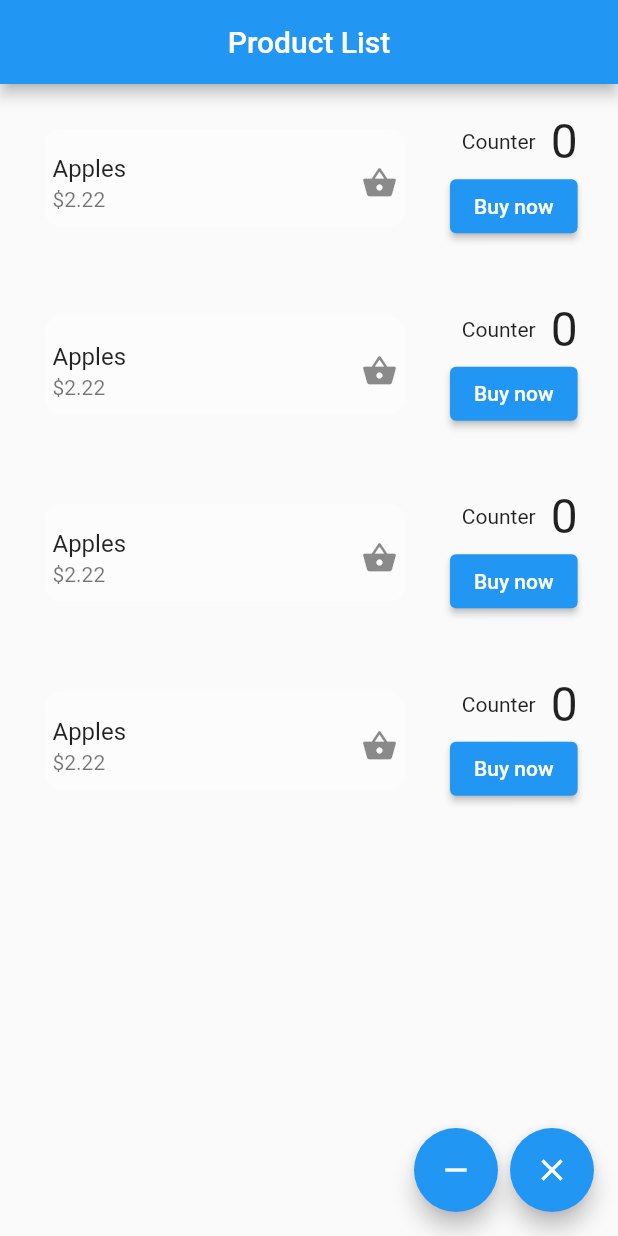
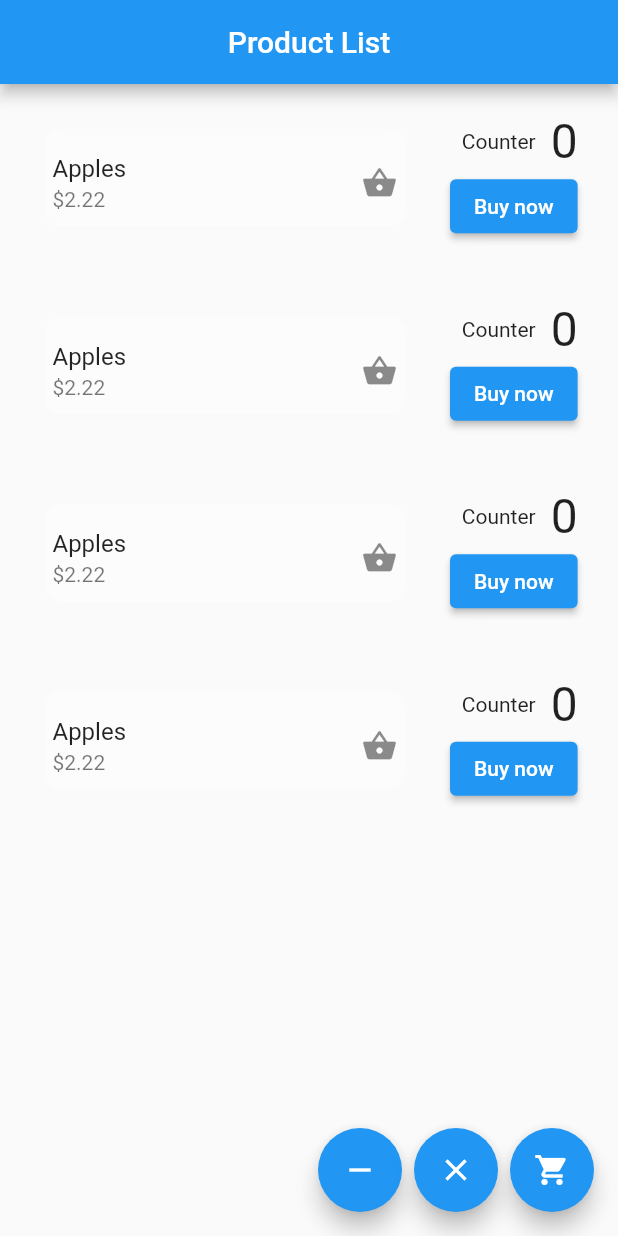
Before and after one commit to ehsancodes/module7, a Flutter app: the CounterScreen screen opened directly, on a phone screen of 412 x 824 dp. Run offline on Flutter 3.47's test engine with Material 2 defaults, Android fonts, the phone set to English and light mode, and no system bars; our stand-ins replace get.

```diff
--- a/lib/my_cart.dart
+++ b/lib/my_cart.dart
@@ -1,6 +1,7 @@
 import 'package:flutter/cupertino.dart';
 
 import 'package:flutter/material.dart';
+import 'cartscreen.dart';
 
 void main() {
   runApp(MyApp(
@@ -349,6 +350,17 @@ class _CounterScreenState extends State<CounterScreen> {
             },
             child: const Icon(Icons.clear),
           ),
+      const SizedBox(
+        width: 8,),
+
+          FloatingActionButton(
+            onPressed: () {
+              Navigator.push(context, MaterialPageRoute(
+                  builder:(context) => ProductDetails(counter.toString())),);
+            },
+            child: const Icon(Icons.shopping_cart),
+          ),
+
         ],
       ),
     );
```
Also changed, not shown: lib/cartscreen.dart (added, +60 -0 lines).
